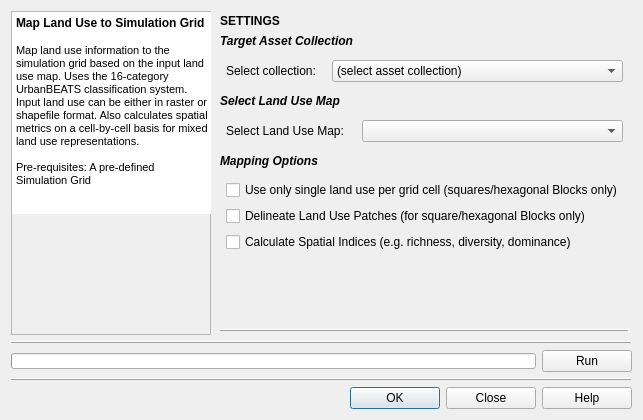
Above: gui/mods_master_guis/mod_landuse_import.ui from petermbach/urbanbeats-pss before the change. Below: the same form after it.
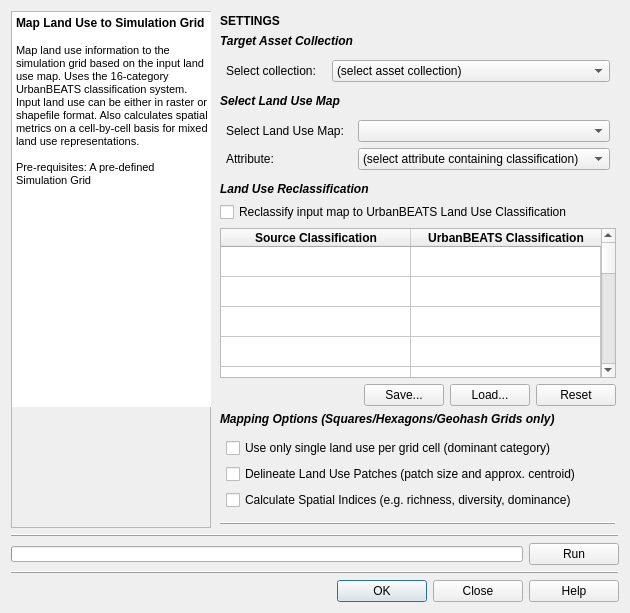
That is the form after the change. Icons and pictures are not drawn.

Commit message: Adding in the GUIs for the land use and population data mapping and connecting it to the toolbox now that the model is being reimplemented. Added a 'reclassification' option to the Land Use GUI.

```diff
--- a/gui/mods_master_guis/mod_landuse_import.ui
+++ b/gui/mods_master_guis/mod_landuse_import.ui
@@ -7,7 +7,7 @@
     <x>0</x>
     <y>0</y>
     <width>630</width>
-    <height>420</height>
+    <height>599</height>
    </rect>
   </property>
   <property name="windowTitle">
@@ -400,23 +400,210 @@
          <property name="bottomMargin">
           <number>6</number>
          </property>
-         <item row="0" column="0">
-          <widget class="QLabel" name="lu_lbl">
-           <property name="text">
-            <string>&lt;html&gt;&lt;head/&gt;&lt;body&gt;&lt;p&gt;Select Land Use Map:&lt;/p&gt;&lt;/body&gt;&lt;/html&gt;</string>
-           </property>
-          </widget>
-         </item>
          <item row="0" column="1" colspan="2">
           <widget class="QComboBox" name="lu_combo"/>
          </item>
+         <item row="0" column="0">
+          <widget class="QLabel" name="lu_lbl">
+           <property name="text">
+            <string>&lt;html&gt;&lt;head/&gt;&lt;body&gt;&lt;p&gt;Select Land Use Map:&lt;/p&gt;&lt;/body&gt;&lt;/html&gt;</string>
+           </property>
+          </widget>
+         </item>
+         <item row="1" column="0">
+          <widget class="QLabel" name="lu_lbl_2">
+           <property name="text">
+            <string>&lt;html&gt;&lt;head/&gt;&lt;body&gt;&lt;p&gt;Attribute:&lt;/p&gt;&lt;/body&gt;&lt;/html&gt;</string>
+           </property>
+          </widget>
+         </item>
+         <item row="1" column="1" colspan="2">
+          <widget class="QComboBox" name="lu_combo_2">
+           <item>
+            <property name="text">
+             <string>(select attribute containing classification)</string>
+            </property>
+           </item>
+          </widget>
+         </item>
+        </layout>
+       </widget>
+      </item>
+      <item>
+       <widget class="QLabel" name="lureclass_title">
+        <property name="text">
+         <string>&lt;html&gt;&lt;head/&gt;&lt;body&gt;&lt;p&gt;&lt;span style=&quot; font-weight:600; font-style:italic;&quot;&gt;Land Use Reclassification&lt;/span&gt;&lt;/p&gt;&lt;/body&gt;&lt;/html&gt;</string>
+        </property>
+       </widget>
+      </item>
+      <item>
+       <widget class="QCheckBox" name="lureclass_check">
+        <property name="text">
+         <string>Reclassify input map to UrbanBEATS Land Use Classification</string>
+        </property>
+       </widget>
+      </item>
+      <item>
+       <widget class="QTableWidget" name="lureclass_table">
+        <property name="minimumSize">
+         <size>
+          <width>0</width>
+          <height>150</height>
+         </size>
+        </property>
+        <property name="verticalScrollBarPolicy">
+         <enum>Qt::ScrollBarAlwaysOn</enum>
+        </property>
+        <property name="alternatingRowColors">
+         <bool>false</bool>
+        </property>
+        <property name="showGrid">
+         <bool>true</bool>
+        </property>
+        <property name="gridStyle">
+         <enum>Qt::SolidLine</enum>
+        </property>
+        <property name="sortingEnabled">
+         <bool>true</bool>
+        </property>
+        <property name="rowCount">
+         <number>16</number>
+        </property>
+        <attribute name="horizontalHeaderVisible">
+         <bool>true</bool>
+        </attribute>
+        <attribute name="horizontalHeaderCascadingSectionResizes">
+         <bool>false</bool>
+        </attribute>
+        <attribute name="horizontalHeaderDefaultSectionSize">
+         <number>190</number>
+        </attribute>
+        <attribute name="horizontalHeaderShowSortIndicator" stdset="0">
+         <bool>false</bool>
+        </attribute>
+        <attribute name="horizontalHeaderStretchLastSection">
+         <bool>true</bool>
+        </attribute>
+        <attribute name="verticalHeaderVisible">
+         <bool>false</bool>
+        </attribute>
+        <row>
+         <property name="text">
+          <string>1</string>
+         </property>
+        </row>
+        <row/>
+        <row/>
+        <row/>
+        <row/>
+        <row/>
+        <row/>
+        <row/>
+        <row/>
+        <row/>
+        <row/>
+        <row/>
+        <row/>
+        <row/>
+        <row/>
+        <row/>
+        <column>
+         <property name="text">
+          <string>Source Classification</string>
+         </property>
+         <property name="font">
+          <font>
+           <weight>75</weight>
+           <bold>true</bold>
+          </font>
+         </property>
+        </column>
+        <column>
+         <property name="text">
+          <string>UrbanBEATS Classification</string>
+         </property>
+         <property name="font">
+          <font>
+           <weight>75</weight>
+           <bold>true</bold>
+          </font>
+         </property>
+        </column>
+        <item row="0" column="1">
+         <property name="text">
+          <string/>
+         </property>
+        </item>
+       </widget>
+      </item>
+      <item>
+       <widget class="QWidget" name="lureclass_widget" native="true">
+        <layout class="QHBoxLayout" name="horizontalLayout_3">
+         <property name="leftMargin">
+          <number>0</number>
+         </property>
+         <property name="topMargin">
+          <number>0</number>
+         </property>
+         <property name="rightMargin">
+          <number>0</number>
+         </property>
+         <property name="bottomMargin">
+          <number>0</number>
+         </property>
+         <item>
+          <spacer name="horizontalSpacer_2">
+           <property name="orientation">
+            <enum>Qt::Horizontal</enum>
+           </property>
+           <property name="sizeHint" stdset="0">
+            <size>
+             <width>40</width>
+             <height>20</height>
+            </size>
+           </property>
+          </spacer>
+         </item>
+         <item>
+          <widget class="QPushButton" name="lureclass_save_button">
+           <property name="text">
+            <string>Save...</string>
+           </property>
+           <property name="icon">
+            <iconset resource="../../../../../Dropbox/UrbanBEATS Master Project/graphics/ubeats.qrc">
+             <normaloff>:/icons/Actions-document-save-icon.png</normaloff>:/icons/Actions-document-save-icon.png</iconset>
+           </property>
+          </widget>
+         </item>
+         <item>
+          <widget class="QPushButton" name="lureclass_load_button">
+           <property name="text">
+            <string>Load...</string>
+           </property>
+           <property name="icon">
+            <iconset resource="../../../../../Dropbox/UrbanBEATS Master Project/graphics/ubeats.qrc">
+             <normaloff>:/icons/folder-open-icon.png</normaloff>:/icons/folder-open-icon.png</iconset>
+           </property>
+          </widget>
+         </item>
+         <item>
+          <widget class="QPushButton" name="lureclass_reset_button">
+           <property name="text">
+            <string>Reset</string>
+           </property>
+           <property name="icon">
+            <iconset resource="../../../../../Dropbox/UrbanBEATS Master Project/graphics/ubeats.qrc">
+             <normaloff>:/icons/Refresh-icon.png</normaloff>:/icons/Refresh-icon.png</iconset>
+           </property>
+          </widget>
+         </item>
         </layout>
        </widget>
       </item>
       <item>
        <widget class="QLabel" name="luoptions_lbl">
         <property name="text">
-         <string>&lt;html&gt;&lt;head/&gt;&lt;body&gt;&lt;p&gt;&lt;span style=&quot; font-weight:600; font-style:italic;&quot;&gt;Mapping Options&lt;/span&gt;&lt;/p&gt;&lt;/body&gt;&lt;/html&gt;</string>
+         <string>&lt;html&gt;&lt;head/&gt;&lt;body&gt;&lt;p&gt;&lt;span style=&quot; font-weight:600; font-style:italic;&quot;&gt;Mapping Options (Squares/Hexagons/Geohash Grids only)&lt;/span&gt;&lt;/p&gt;&lt;/body&gt;&lt;/html&gt;</string>
         </property>
        </widget>
       </item>
@@ -441,7 +628,7 @@
             <string>An automatic algorithm that determines a suitable block size based on the map for computational efficiency.</string>
            </property>
            <property name="text">
-            <string>Use only single land use per grid cell (squares/hexagonal Blocks only)</string>
+            <string>Use only single land use per grid cell (dominant category)</string>
            </property>
           </widget>
          </item>
@@ -451,7 +638,7 @@
             <string>An automatic algorithm that determines a suitable block size based on the map for computational efficiency.</string>
            </property>
            <property name="text">
-            <string>Delineate Land Use Patches (for square/hexagonal Blocks only)</string>
+            <string>Delineate Land Use Patches (patch size and approx. centroid)</string>
            </property>
           </widget>
          </item>
```
The commit also changes 11 other files.
